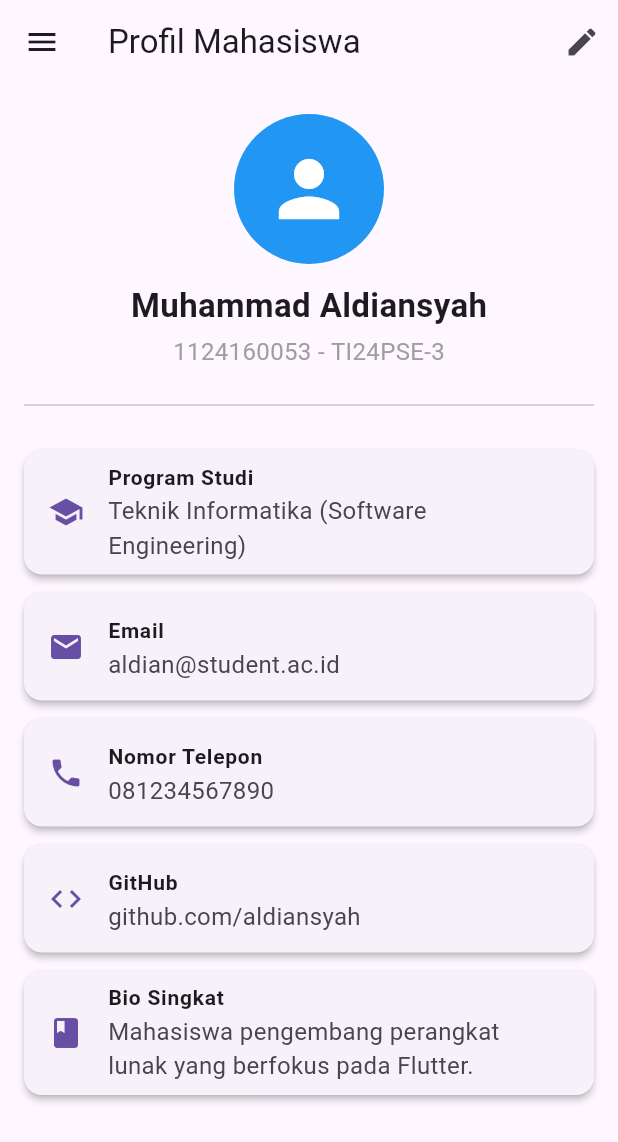
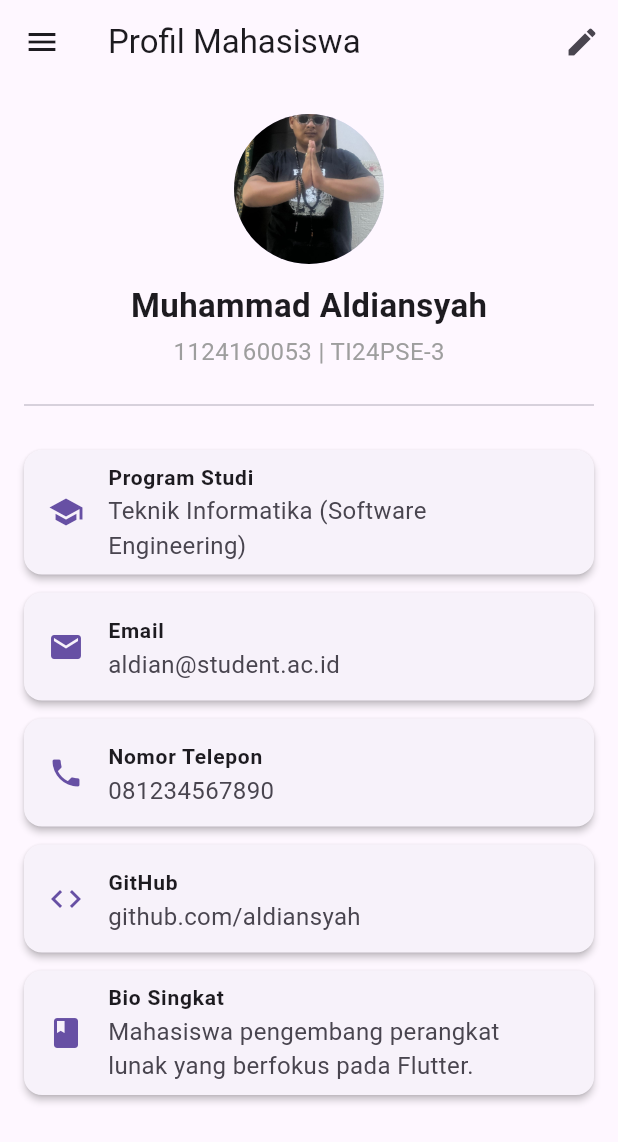
Before and after one commit to aldiansy10/UTS-PML-1124160053, a Flutter app: the ProfilePage screen opened directly, on a phone screen of 412 x 824 dp. Shown: the top 1142 px of the screen. Run offline on Flutter 3.47's test engine with Material 3 defaults, Android fonts, the phone set to English and light mode, and no system bars.

Commit message:
assets: menambahkan foto profil mahasiswa pada halaman utama

```diff
--- a/soal2_profil_app/lib/screens/profile_page.dart
+++ b/soal2_profil_app/lib/screens/profile_page.dart
@@ -56,10 +56,9 @@ class _ProfilePageState extends State<ProfilePage> {
           children: [
             UserAccountsDrawerHeader(
               accountName: Text(profile.name),
-              accountEmail: Text(profile.nim),
+              accountEmail: Text('${profile.nim} - ${profile.className}'),
               currentAccountPicture: const CircleAvatar(
-                backgroundColor: Colors.white,
-                child: Icon(Icons.person, size: 50, color: Colors.blue),
+                backgroundImage: AssetImage('assets/images/fotoku.jpg'),
               ),
             ),
             ListTile(
@@ -96,10 +95,10 @@ class _ProfilePageState extends State<ProfilePage> {
         child: Column(
           children: [
             const SizedBox(height: 20),
+            // Foto Profil Utama Menggunakan Aset Lokal
             const CircleAvatar(
               radius: 50,
-              backgroundColor: Colors.blue,
-              child: Icon(Icons.person, size: 60, color: Colors.white),
+              backgroundImage: AssetImage('assets/images/fotoku.jpg'),
             ),
             const SizedBox(height: 12),
             Text(
@@ -108,7 +107,7 @@ class _ProfilePageState extends State<ProfilePage> {
             ),
             const SizedBox(height: 4),
             Text(
-              '${profile.nim} - ${profile.className}',
+              '${profile.nim} | ${profile.className}',
               style: const TextStyle(fontSize: 16, color: Colors.grey),
             ),
             const Padding(
--- a/soal2_profil_app/pubspec.yaml
+++ b/soal2_profil_app/pubspec.yaml
@@ -58,8 +58,8 @@ flutter:
   uses-material-design: true
 
   # To add assets to your application, add an assets section, like this:
-  # assets:
-  #   - images/a_dot_burr.jpeg
+  assets:
+   - assets/images/fotoku.jpg
   #   - images/a_dot_ham.jpeg
 
   # An image asset can refer to one or more resolution-specific "variants", see
```
Also changed, not shown: soal2_profil_app/assets/images/fotoku.jpg (added).
